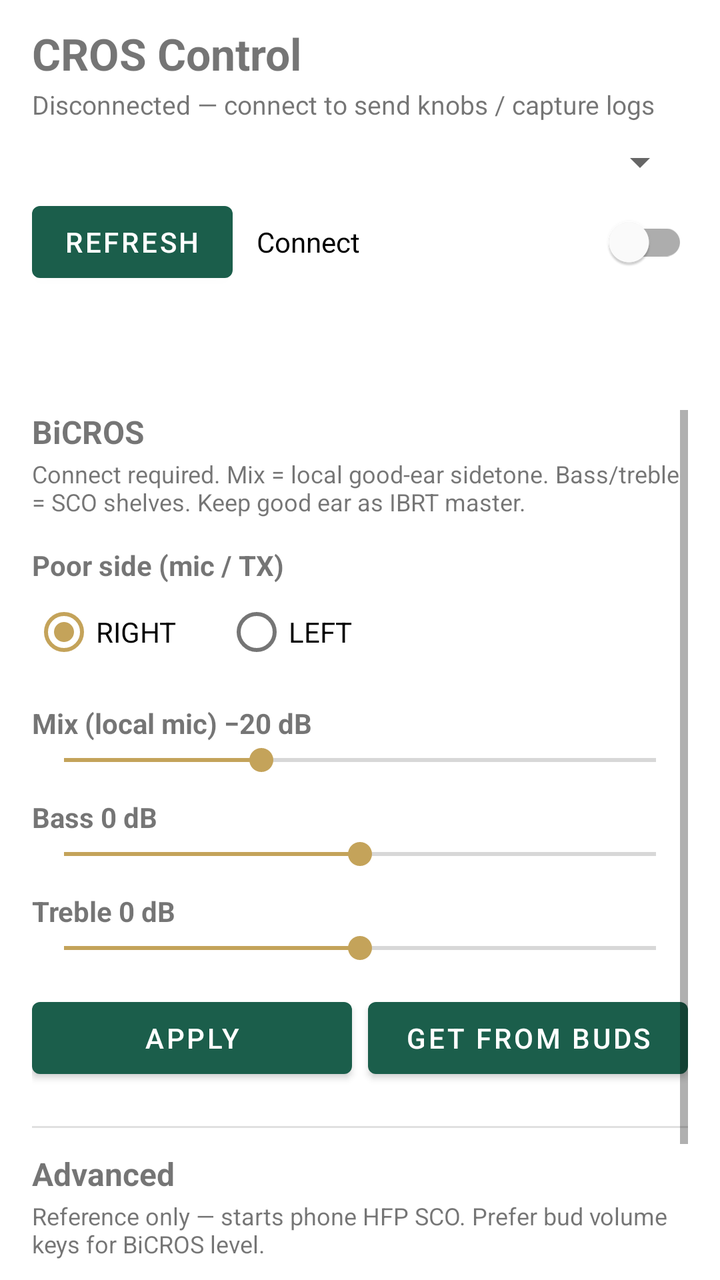
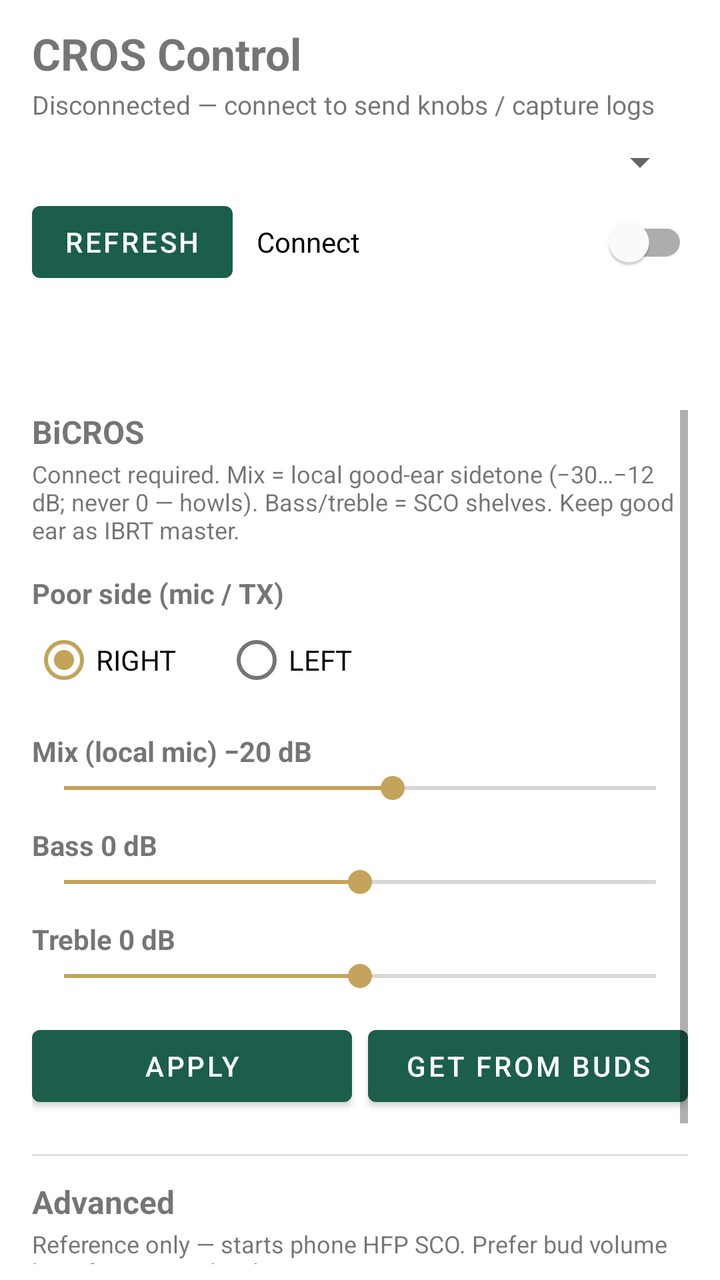

Screens rendered from an Android XML layout before and after an edit, with the pre-edit source and the edit as a unified diff.
<!-- AndroidManifest.xml: application theme Theme.CrosLog -->
<!-- res/layout/activity_main.xml -->
<?xml version="1.0" encoding="utf-8"?>
<LinearLayout xmlns:android="http://schemas.android.com/apk/res/android"
    xmlns:app="http://schemas.android.com/apk/res-auto"
    android:layout_width="match_parent"
    android:layout_height="match_parent"
    android:orientation="vertical"
    android:paddingHorizontal="16dp"
    android:paddingTop="12dp"
    android:paddingBottom="8dp">

    
    <TextView
        android:id="@+id/titleText"
        android:layout_width="match_parent"
        android:layout_height="wrap_content"
        android:text="@string/app_name"
        android:textSize="22sp"
        android:textStyle="bold" />

    <TextView
        android:id="@+id/statusText"
        android:layout_width="match_parent"
        android:layout_height="wrap_content"
        android:layout_marginTop="2dp"
        android:text="@string/status_idle"
        android:textSize="13sp" />

    <Spinner
        android:id="@+id/deviceSpinner"
        android:layout_width="match_parent"
        android:layout_height="wrap_content"
        android:layout_marginTop="8dp" />

    <LinearLayout
        android:layout_width="match_parent"
        android:layout_height="wrap_content"
        android:layout_marginTop="4dp"
        android:gravity="center_vertical"
        android:orientation="horizontal">

        <Button
            android:id="@+id/refreshButton"
            android:layout_width="wrap_content"
            android:layout_height="wrap_content"
            android:text="@string/refresh" />

        <com.google.android.material.switchmaterial.SwitchMaterial
            android:id="@+id/loggingSwitch"
            android:layout_width="0dp"
            android:layout_height="wrap_content"
            android:layout_marginStart="12dp"
            android:layout_weight="1"
            android:checked="false"
            android:text="@string/logging_toggle" />
    </LinearLayout>

    <com.google.android.material.tabs.TabLayout
        android:id="@+id/tabLayout"
        android:layout_width="match_parent"
        android:layout_height="wrap_content"
        android:layout_marginTop="8dp"
        app:tabGravity="fill"
        app:tabMode="fixed"
        app:tabIndicatorFullWidth="true" />

    <FrameLayout
        android:layout_width="match_parent"
        android:layout_height="0dp"
        android:layout_marginTop="4dp"
        android:layout_weight="1">

        
        <ScrollView
            android:id="@+id/controlsPanel"
            android:layout_width="match_parent"
            android:layout_height="match_parent"
            android:fillViewport="true">

            <LinearLayout
                android:layout_width="match_parent"
                android:layout_height="wrap_content"
                android:orientation="vertical"
                android:paddingBottom="16dp">

                <TextView
                    android:layout_width="match_parent"
                    android:layout_height="wrap_content"
                    android:text="@string/knobs_title"
                    android:textSize="16sp"
                    android:textStyle="bold" />

                <TextView
                    android:layout_width="match_parent"
                    android:layout_height="wrap_content"
                    android:layout_marginTop="2dp"
                    android:text="@string/knobs_hint"
                    android:textSize="12sp" />

                <TextView
                    android:layout_width="match_parent"
                    android:layout_height="wrap_content"
                    android:layout_marginTop="14dp"
                    android:text="@string/poor_side_label"
                    android:textStyle="bold" />

                <RadioGroup
                    android:id="@+id/poorSideGroup"
                    android:layout_width="match_parent"
                    android:layout_height="wrap_content"
                    android:orientation="horizontal">

                    <RadioButton
                        android:id="@+id/poorRight"
                        android:layout_width="wrap_content"
                        android:layout_height="wrap_content"
                        android:checked="true"
                        android:text="@string/poor_right" />

                    <RadioButton
                        android:id="@+id/poorLeft"
                        android:layout_width="wrap_content"
                        android:layout_height="wrap_content"
                        android:layout_marginStart="24dp"
                        android:text="@string/poor_left" />
                </RadioGroup>

                <TextView
                    android:id="@+id/mixLabel"
                    android:layout_width="match_parent"
                    android:layout_height="wrap_content"
                    android:layout_marginTop="12dp"
                    android:text="@string/mix_label"
                    android:textStyle="bold" />

                <SeekBar
                    android:id="@+id/mixSeek"
                    android:layout_width="match_parent"
                    android:layout_height="wrap_content"
                    android:max="15"
                    android:progress="5" />

                <TextView
                    android:id="@+id/bassLabel"
                    android:layout_width="match_parent"
                    android:layout_height="wrap_content"
                    android:layout_marginTop="10dp"
                    android:text="@string/bass_label"
                    android:textStyle="bold" />

                <SeekBar
                    android:id="@+id/bassSeek"
                    android:layout_width="match_parent"
                    android:layout_height="wrap_content"
                    android:max="12"
                    android:progress="6" />

                <TextView
                    android:id="@+id/trebleLabel"
                    android:layout_width="match_parent"
                    android:layout_height="wrap_content"
                    android:layout_marginTop="10dp"
                    android:text="@string/treble_label"
                    android:textStyle="bold" />

                <SeekBar
                    android:id="@+id/trebleSeek"
                    android:layout_width="match_parent"
                    android:layout_height="wrap_content"
                    android:max="12"
                    android:progress="6" />

                <LinearLayout
                    android:layout_width="match_parent"
                    android:layout_height="wrap_content"
                    android:layout_marginTop="12dp"
                    android:orientation="horizontal">

                    <Button
                        android:id="@+id/applyCfgButton"
                        android:layout_width="0dp"
                        android:layout_height="wrap_content"
                        android:layout_weight="1"
                        android:text="@string/apply_cfg" />

                    <Button
                        android:id="@+id/getCfgButton"
                        android:layout_width="0dp"
                        android:layout_height="wrap_content"
                        android:layout_marginStart="8dp"
                        android:layout_weight="1"
                        android:text="@string/get_cfg" />
                </LinearLayout>

                <View
                    android:layout_width="match_parent"
                    android:layout_height="1dp"
                    android:layout_marginTop="20dp"
                    android:layout_marginBottom="12dp"
                    android:background="?android:attr/listDivider" />

                <TextView
                    android:layout_width="match_parent"
                    android:layout_height="wrap_content"
                    android:text="@string/advanced_title"
                    android:textSize="16sp"
                    android:textStyle="bold" />

                <TextView
                    android:layout_width="match_parent"
                    android:layout_height="wrap_content"
                    android:layout_marginTop="2dp"
                    android:text="@string/sco_hint"
                    android:textSize="12sp" />

                <Button
                    android:id="@+id/scoButton"
                    android:layout_width="wrap_content"
                    android:layout_height="wrap_content"
                    android:layout_marginTop="8dp"
                    android:text="@string/sco_start" />
            </LinearLayout>
        </ScrollView>

        
        <LinearLayout
            android:id="@+id/logsPanel"
            android:layout_width="match_parent"
            android:layout_height="match_parent"
            android:orientation="vertical"
            android:visibility="gone">

            <LinearLayout
                android:layout_width="match_parent"
                android:layout_height="wrap_content"
                android:gravity="center_vertical"
                android:orientation="horizontal">

                <TextView
                    android:id="@+id/logCountText"
                    android:layout_width="0dp"
                    android:layout_height="wrap_content"
                    android:layout_weight="1"
                    android:text="@string/log_count_zero"
                    android:textSize="12sp" />

                <Button
                    android:id="@+id/shareButton"
                    android:layout_width="wrap_content"
                    android:layout_height="wrap_content"
                    android:text="@string/share" />

                <Button
                    android:id="@+id/clearButton"
                    android:layout_width="wrap_content"
                    android:layout_height="wrap_content"
                    android:layout_marginStart="8dp"
                    android:text="@string/clear" />
            </LinearLayout>

            <ScrollView
                android:id="@+id/logScroll"
                android:layout_width="match_parent"
                android:layout_height="0dp"
                android:layout_marginTop="6dp"
                android:layout_weight="1"
                android:background="#111111"
                android:fillViewport="true"
                android:padding="8dp">

                <TextView
                    android:id="@+id/logView"
                    android:layout_width="match_parent"
                    android:layout_height="wrap_content"
                    android:fontFamily="monospace"
                    android:textColor="#B8F0C8"
                    android:textIsSelectable="true"
                    android:textSize="11sp" />
            </ScrollView>
        </LinearLayout>
    </FrameLayout>
</LinearLayout>
<!-- resources referenced by this layout -->
<resources>
  <string name="advanced_title">Advanced</string>
  <string name="app_name">CROS Control</string>
  <string name="apply_cfg">Apply</string>
  <string name="bass_label">Bass 0 dB</string>
  <string name="clear">Clear</string>
  <string name="get_cfg">Get from buds</string>
  <string name="knobs_hint">Connect required. Mix = local good-ear sidetone. Bass/treble = SCO shelves. Keep good ear as IBRT master.</string>
  <string name="knobs_title">BiCROS</string>
  <string name="log_count_zero">0 lines</string>
  <string name="logging_toggle">Connect</string>
  <string name="mix_label">Mix (local mic) −20 dB</string>
  <string name="poor_left">LEFT</string>
  <string name="poor_right">RIGHT</string>
  <string name="poor_side_label">Poor side (mic / TX)</string>
  <string name="refresh">Refresh</string>
  <string name="sco_hint">Reference only — starts phone HFP SCO. Prefer bud volume keys for BiCROS level.</string>
  <string name="sco_start">Phone SCO on</string>
  <string name="share">Share</string>
  <string name="status_idle">Disconnected — connect to send knobs / capture logs</string>
  <string name="treble_label">Treble 0 dB</string>
  <style name="Theme.CrosLog" parent="Theme.MaterialComponents.DayNight.DarkActionBar">
          <item name="colorPrimary">#1B5E4B</item>
          <item name="colorPrimaryVariant">#0F3D31</item>
          <item name="colorOnPrimary">#FFFFFF</item>
          <item name="colorSecondary">#C4A35A</item>
          <item name="android:statusBarColor">#0F3D31</item>
      </style>
</resources>

<!-- the commit's change to res/layout/activity_main.xml (unified diff, before → after) -->
@@ -132,12 +132,12 @@
                     android:text="@string/mix_label"
                     android:textStyle="bold" />
 
-                <SeekBar
-                    android:id="@+id/mixSeek"
-                    android:layout_width="match_parent"
-                    android:layout_height="wrap_content"
-                    android:max="15"
-                    android:progress="5" />
+                    <SeekBar
+                        android:id="@+id/mixSeek"
+                        android:layout_width="match_parent"
+                        android:layout_height="wrap_content"
+                        android:max="9"
+                        android:progress="5" />
 
                 <TextView
                     android:id="@+id/bassLabel"
<!-- resource entries referenced after the edit -->
@@ -6,7 +6,7 @@
   <string name="bass_label">Bass 0 dB</string>
   <string name="clear">Clear</string>
   <string name="get_cfg">Get from buds</string>
-  <string name="knobs_hint">Connect required. Mix = local good-ear sidetone. Bass/treble = SCO shelves. Keep good ear as IBRT master.</string>
+  <string name="knobs_hint">Connect required. Mix = local good-ear sidetone (−30…−12 dB; never 0 — howls). Bass/treble = SCO shelves. Keep good ear as IBRT master.</string>
   <string name="knobs_title">BiCROS</string>
   <string name="log_count_zero">0 lines</string>
   <string name="logging_toggle">Connect</string>
